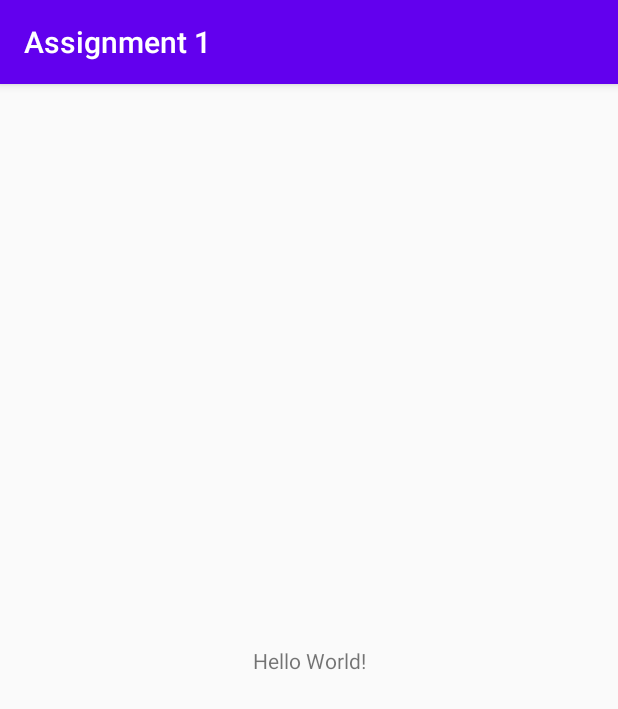
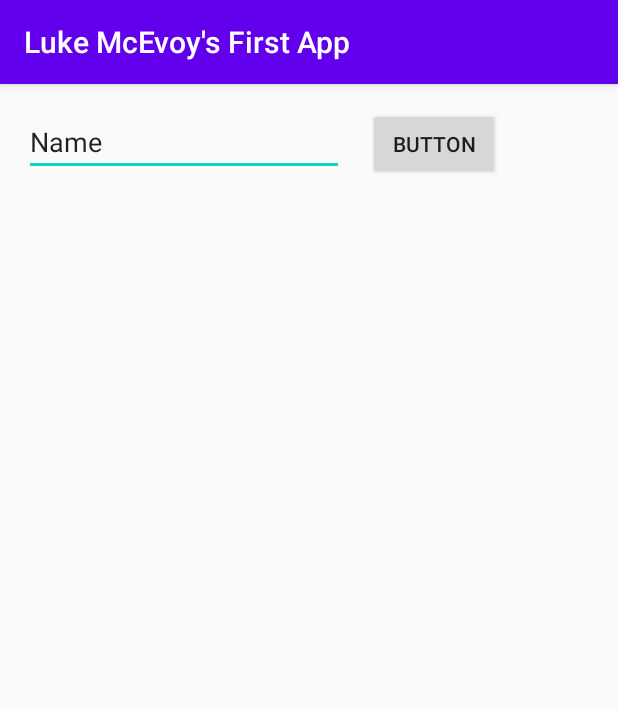
Before and after one commit to luke-mcevoy/android, an Android app: the screen it shows after launch (MainActivity), on a phone screen of 412 x 824 dp. Shown: the top 709 px of the screen. Run offline under Robolectric (Android 15) with nearby library versions, the phone set to English and light mode, and no system bars.

Commit message:
added textview + button

```diff
--- a/assignment1/application/app/src/main/res/layout/activity_main.xml
+++ b/assignment1/application/app/src/main/res/layout/activity_main.xml
@@ -6,13 +6,24 @@
     android:layout_height="match_parent"
     tools:context=".MainActivity">
 
-    <TextView
+    <EditText
+        android:id="@+id/editTextTextPersonName"
         android:layout_width="wrap_content"
         android:layout_height="wrap_content"
-        android:text="Hello World!"
-        app:layout_constraintBottom_toBottomOf="parent"
-        app:layout_constraintLeft_toLeftOf="parent"
-        app:layout_constraintRight_toRightOf="parent"
+        android:layout_marginStart="16dp"
+        android:layout_marginTop="16dp"
+        android:ems="10"
+        android:inputType="textPersonName"
+        android:text="Name"
+        app:layout_constraintStart_toStartOf="parent"
         app:layout_constraintTop_toTopOf="parent" />
 
+    <Button
+        android:id="@+id/button"
+        android:layout_width="wrap_content"
+        android:layout_height="wrap_content"
+        android:layout_marginStart="16dp"
+        android:text="Button"
+        app:layout_constraintBaseline_toBaselineOf="@+id/editTextTextPersonName"
+        app:layout_constraintStart_toEndOf="@+id/editTextTextPersonName" />
 </androidx.constraintlayout.widget.ConstraintLayout>
--- a/assignment1/application/app/src/main/res/values/strings.xml
+++ b/assignment1/application/app/src/main/res/values/strings.xml
@@ -1,3 +1,3 @@
 <resources>
-    <string name="app_name">Assignment 1</string>
+    <string name="app_name">Luke McEvoy\'s First App</string>
 </resources>
```
